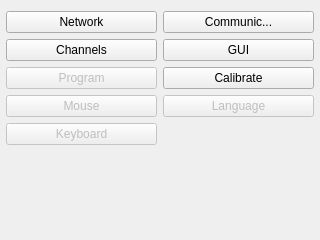
kipr/botui, file ui/SettingsWidget.ui: the form before one commit.
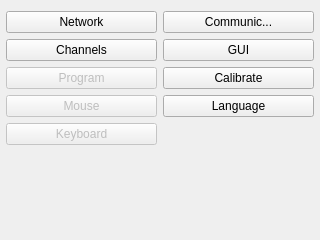
The form after the commit. Icons and pictures are not drawn.

What changed in the file:
```diff
--- a/ui/SettingsWidget.ui
+++ b/ui/SettingsWidget.ui
@@ -144,7 +144,7 @@
        <item>
         <widget class="QPushButton" name="pushButton">
          <property name="enabled">
-          <bool>false</bool>
+          <bool>true</bool>
          </property>
          <property name="text">
           <string>Language</string>
```
Left out of the diff: 2 changed lines with no effect on the pictures.
